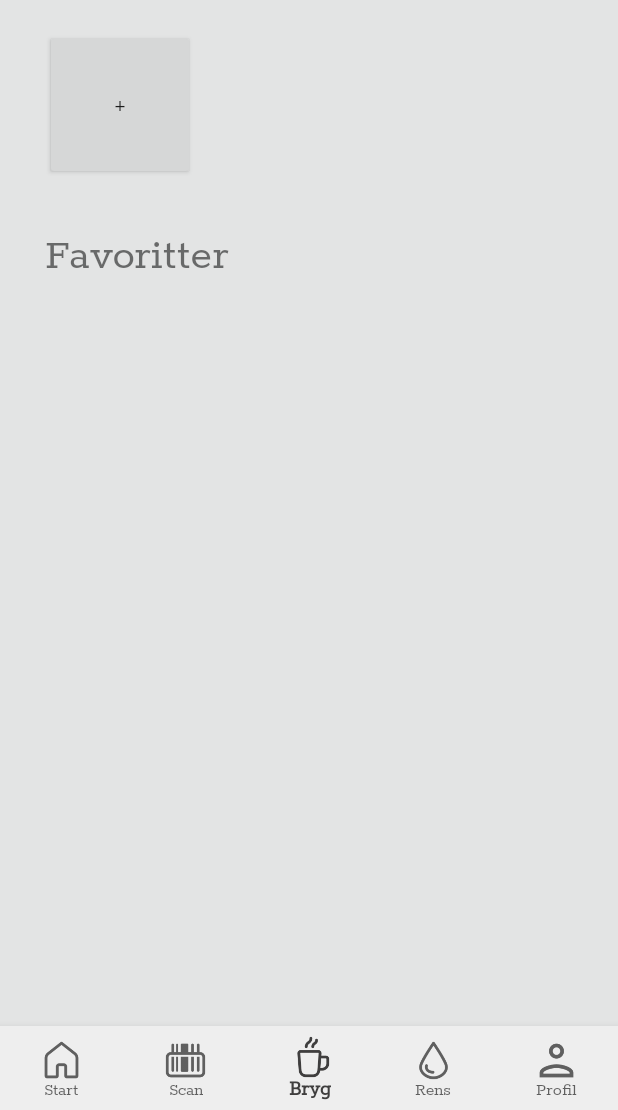
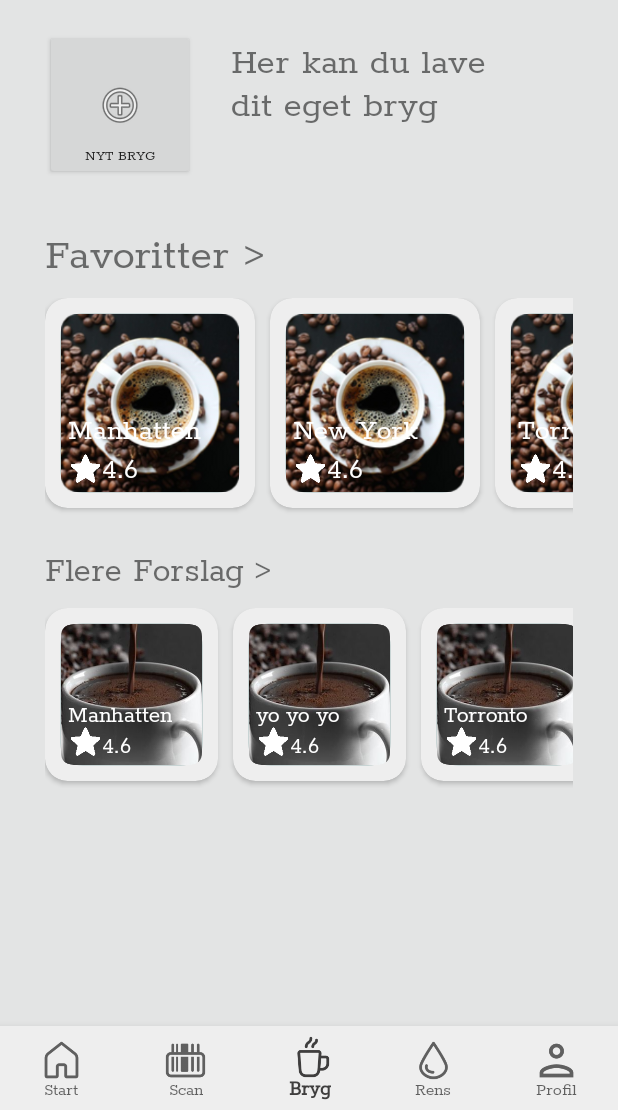
Before and after one commit to kajgaard/BrogApp, an Android app: the BrewMainActivity screen opened directly, with no data from a screen before it, on a phone screen of 412 x 824 dp, the part 126-1236 px from its top. Run offline under Robolectric (Android 15) with nearby library versions, the phone set to English and light mode, and no system bars.

Commit message:
RecyclerViews in BrewMainActivity implemented.

```diff
--- a/app/build.gradle
+++ b/app/build.gradle
@@ -2,7 +2,7 @@ apply plugin: 'com.android.application'
 
 android {
     compileSdkVersion 30
-    buildToolsVersion "30.0.1"
+    buildToolsVersion "30.0.2"
 
     defaultConfig {
         applicationId "com.example.brogapp"
--- /dev/null
+++ b/app/src/main/java/com/example/brogapp/BrewFaveAdapter.java
@@ -0,0 +1,56 @@
+package com.example.brogapp;
+
+import android.view.LayoutInflater;
+import android.view.View;
+import android.view.ViewGroup;
+import android.widget.ImageView;
+import android.widget.TextView;
+import androidx.annotation.NonNull;
+import androidx.recyclerview.widget.RecyclerView;
+import java.util.ArrayList;
+
+public class BrewFaveAdapter extends RecyclerView.Adapter<BrewFaveAdapter.BrewFaveHolder> {
+
+    private ArrayList<BrewItem> mList;
+
+    public static class BrewFaveHolder extends RecyclerView.ViewHolder {
+
+        ImageView mImage;
+        TextView brewName, brewScore;
+
+        public BrewFaveHolder(@NonNull View itemView) {
+            super(itemView);
+            mImage = itemView.findViewById(R.id.brewFavePic);
+            brewName = itemView.findViewById(R.id.brewFavName);
+            brewScore = itemView.findViewById(R.id.brewFaveScore);
+        }
+    }
+
+    public BrewFaveAdapter (ArrayList<BrewItem> brewList){
+        mList = brewList;
+    }
+
+    @NonNull
+    @Override
+    public BrewFaveHolder onCreateViewHolder(@NonNull ViewGroup parent, int viewType) {
+        View v = LayoutInflater.from(parent.getContext()).inflate(R.layout.brewfaves_adapter, parent, false);
+        BrewFaveHolder bfh = new BrewFaveHolder(v);
+        return bfh;
+    }
+
+    @Override
+    public void onBindViewHolder(@NonNull BrewFaveHolder holder, int position) {
+        BrewItem currentItem = mList.get(position);
+        holder.mImage.setImageResource(currentItem.getImageResource());
+        holder.brewName.setText(currentItem.getBrewName());
+        holder.brewScore.setText(currentItem.getBrewScore());
+    }
+
+    @Override
+    public int getItemCount() {
+        return mList.size();
+    }
+
+
+
+}
--- /dev/null
+++ b/app/src/main/java/com/example/brogapp/BrewForslagAdapter.java
@@ -0,0 +1,54 @@
+package com.example.brogapp;
+
+import android.view.LayoutInflater;
+import android.view.View;
+import android.view.ViewGroup;
+import android.widget.ImageView;
+import android.widget.TextView;
+import androidx.annotation.NonNull;
+import androidx.recyclerview.widget.RecyclerView;
+import java.util.ArrayList;
+
+public class BrewForslagAdapter extends RecyclerView.Adapter<BrewForslagAdapter.BrewForslagHolder> {
+
+    private ArrayList<BrewItem> mList;
+
+    public static class BrewForslagHolder extends RecyclerView.ViewHolder {
+
+        ImageView mImage;
+        TextView brewName, brewScore;
+
+        public BrewForslagHolder(@NonNull View itemView) {
+            super(itemView);
+            mImage = itemView.findViewById(R.id.brewForslagPic);
+            brewName = itemView.findViewById(R.id.brewForslagName);
+            brewScore = itemView.findViewById(R.id.brewForslagScore);
+        }
+    }
+
+    public BrewForslagAdapter (ArrayList<BrewItem> brewList){
+        mList = brewList;
+    }
+
+    @NonNull
+    @Override
+    public BrewForslagHolder onCreateViewHolder(@NonNull ViewGroup parent, int viewType) {
+        View v = LayoutInflater.from(parent.getContext()).inflate(R.layout.brewforslag_adapter, parent, false);
+        BrewForslagHolder bfh = new BrewForslagHolder(v);
+        return bfh;
+    }
+
+    @Override
+    public void onBindViewHolder(@NonNull BrewForslagHolder holder, int position) {
+        BrewItem currentItem = mList.get(position);
+        holder.mImage.setImageResource(currentItem.getImageResource());
+        holder.brewName.setText(currentItem.getBrewName());
+        holder.brewScore.setText(currentItem.getBrewScore());
+    }
+
+    @Override
+    public int getItemCount() {
+        return mList.size();
+    }
+
+}
--- a/app/src/main/java/com/example/brogapp/BrewListAdapter.java
+++ b/app/src/main/java/com/example/brogapp/BrewListAdapter.java
@@ -1,5 +1,4 @@
 package com.example.brogapp;
-
 
 import android.view.LayoutInflater;
 import android.view.View;
@@ -9,7 +8,6 @@ import android.widget.TextView;
 import androidx.annotation.NonNull;
 import androidx.recyclerview.widget.RecyclerView;
 import java.util.ArrayList;
-
 
 public class BrewListAdapter extends RecyclerView.Adapter<BrewListAdapter.BrewViewHolder> {
 
--- a/app/src/main/java/com/example/brogapp/BrewMainActivity.java
+++ b/app/src/main/java/com/example/brogapp/BrewMainActivity.java
@@ -2,6 +2,8 @@ package com.example.brogapp;
 
 import androidx.annotation.NonNull;
 import androidx.appcompat.app.AppCompatActivity;
+import androidx.recyclerview.widget.LinearLayoutManager;
+import androidx.recyclerview.widget.RecyclerView;
 
 import android.content.Intent;
 import android.os.Bundle;
@@ -9,12 +11,63 @@ import android.view.MenuItem;
 
 import com.google.android.material.bottomnavigation.BottomNavigationView;
 
+import java.util.ArrayList;
+
 public class BrewMainActivity extends AppCompatActivity {
+
+    RecyclerView faveRecyclerView;
+    RecyclerView.Adapter faveAdapter;
+    RecyclerView.LayoutManager faveLayoutManager;
+
+    RecyclerView flereForslagRecyclerView;
+    RecyclerView.Adapter flereForslagAdapter;
+    RecyclerView.LayoutManager flereForslagLayoutManager;
 
     @Override
     protected void onCreate(Bundle savedInstanceState) {
         super.onCreate(savedInstanceState);
         setContentView(R.layout.activity_brew_main);
+
+        //Fill out recyclerView Favoritter
+        ArrayList<BrewItem> listOfFaves = new ArrayList<>();
+        listOfFaves.add(new BrewItem(R.drawable.coffee_pic,"Manhatten", "None","4.6"));
+        listOfFaves.add(new BrewItem(R.drawable.coffee_pic,"New York", "None","4.6"));
+        listOfFaves.add(new BrewItem(R.drawable.coffee_pic,"Torronto", "None","4.6"));
+        listOfFaves.add(new BrewItem(R.drawable.coffee_pic,"Skagen", "None","4.6"));
+        listOfFaves.add(new BrewItem(R.drawable.coffee_pic,"San Francisco", "None","4.6"));
+        listOfFaves.add(new BrewItem(R.drawable.coffee_pic,"Malmø", "None","4.6"));
+
+        faveRecyclerView = findViewById(R.id.favesRV);
+        faveRecyclerView.setHasFixedSize(true);
+
+        faveLayoutManager = new LinearLayoutManager(this,RecyclerView.HORIZONTAL,false);
+        faveAdapter = new BrewFaveAdapter(listOfFaves);
+
+        faveRecyclerView.setLayoutManager(faveLayoutManager);
+        faveRecyclerView.setAdapter(faveAdapter);
+
+
+
+        //Fill out recyclerView Flere Forslag
+        ArrayList<BrewItem> listOfFlereForslag = new ArrayList<>();
+        listOfFlereForslag.add(new BrewItem(R.drawable.coffeetwo_pic,"Manhatten", "None","4.6"));
+        listOfFlereForslag.add(new BrewItem(R.drawable.coffeetwo_pic,"yo yo yo", "None","4.6"));
+        listOfFlereForslag.add(new BrewItem(R.drawable.coffeetwo_pic,"Torronto", "None","4.6"));
+        listOfFlereForslag.add(new BrewItem(R.drawable.coffeetwo_pic,"Skagen", "None","4.6"));
+        listOfFlereForslag.add(new BrewItem(R.drawable.coffeetwo_pic,"San Francisco", "None","4.6"));
+        listOfFlereForslag.add(new BrewItem(R.drawable.coffeetwo_pic,"Malmø", "None","4.6"));
+
+        flereForslagRecyclerView = findViewById(R.id.flereForslagRV);
+        flereForslagRecyclerView.setHasFixedSize(true);
+
+        flereForslagLayoutManager = new LinearLayoutManager(this,RecyclerView.HORIZONTAL,false);
+        flereForslagAdapter = new BrewForslagAdapter(listOfFlereForslag);
+
+        flereForslagRecyclerView.setLayoutManager(flereForslagLayoutManager);
+        flereForslagRecyclerView.setAdapter(flereForslagAdapter);
+
+
+
 
         //Initialize and assign navbar variable
         BottomNavigationView bottomNavigationView = findViewById(R.id.bottom_navigationbar);
--- a/app/src/main/res/layout/activity_brew_main.xml
+++ b/app/src/main/res/layout/activity_brew_main.xml
@@ -33,7 +33,12 @@
         android:layout_height="100dp"
         android:layout_marginStart="30dp"
         android:layout_marginTop="20dp"
-        android:text="+"
+        android:foreground="@android:drawable/ic_menu_add"
+        android:foregroundGravity="center"
+        android:gravity="bottom|center"
+        android:shadowColor="@color/AccentColorGreen"
+        android:text="NYT BRYG"
+        android:textSize="10sp"
         app:layout_constraintStart_toStartOf="parent"
         app:layout_constraintTop_toBottomOf="@+id/logoIV" />
 
@@ -43,17 +48,52 @@
         android:layout_height="wrap_content"
         android:layout_marginStart="30dp"
         android:layout_marginTop="30dp"
-        android:text="Favoritter"
+        android:text="Favoritter >"
         android:textSize="30sp"
         app:layout_constraintStart_toStartOf="parent"
         app:layout_constraintTop_toBottomOf="@+id/newBrewBtn" />
 
     <androidx.recyclerview.widget.RecyclerView
         android:id="@+id/favesRV"
-        android:layout_width="382dp"
-        android:layout_height="143dp"
+        android:layout_width="0dp"
+        android:layout_height="145dp"
         android:layout_marginStart="30dp"
         android:layout_marginTop="10dp"
+        android:layout_marginEnd="30dp"
+        app:layout_constraintEnd_toEndOf="parent"
         app:layout_constraintStart_toStartOf="parent"
         app:layout_constraintTop_toBottomOf="@+id/favesTV" />
+
+    <TextView
+        android:id="@+id/textView2"
+        android:layout_width="183dp"
+        android:layout_height="107dp"
+        android:layout_marginStart="24dp"
+        android:layout_marginTop="4dp"
+        android:text="Her kan du lave dit eget bryg"
+        android:textSize="25sp"
+        app:layout_constraintStart_toEndOf="@+id/newBrewBtn"
+        app:layout_constraintTop_toTopOf="@+id/newBrewBtn" />
+
+    <TextView
+        android:id="@+id/flereForslagTV"
+        android:layout_width="wrap_content"
+        android:layout_height="wrap_content"
+        android:layout_marginStart="30dp"
+        android:layout_marginTop="20dp"
+        android:text="Flere Forslag >"
+        android:textSize="24sp"
+        app:layout_constraintStart_toStartOf="parent"
+        app:layout_constraintTop_toBottomOf="@+id/favesRV" />
+
+    <androidx.recyclerview.widget.RecyclerView
+        android:id="@+id/flereForslagRV"
+        android:layout_width="0dp"
+        android:layout_height="120dp"
+        android:layout_marginStart="30dp"
+        android:layout_marginTop="10dp"
+        android:layout_marginEnd="30dp"
+        app:layout_constraintEnd_toEndOf="parent"
+        app:layout_constraintStart_toStartOf="parent"
+        app:layout_constraintTop_toBottomOf="@+id/flereForslagTV" />
 </androidx.constraintlayout.widget.ConstraintLayout>
--- /dev/null
+++ b/app/src/main/res/layout/brewfaves_adapter.xml
@@ -0,0 +1,72 @@
+<?xml version="1.0" encoding="utf-8"?>
+<androidx.cardview.widget.CardView xmlns:android="http://schemas.android.com/apk/res/android"
+    xmlns:app="http://schemas.android.com/apk/res-auto"
+    xmlns:card_view="http://schemas.android.com/tools"
+    android:layout_width="140dp"
+    android:layout_height="140dp"
+    android:layout_marginEnd="10sp"
+    android:layout_marginBottom="10dp"
+    android:backgroundTint="@color/Highlight"
+    app:cardCornerRadius="15dp"
+    app:cardElevation="2dp"
+    app:contentPadding="10dp"
+    card_view:cardUseCompatPadding="5dp">
+
+
+    <androidx.constraintlayout.widget.ConstraintLayout
+
+        android:id="@+id/brewFaveRelativeLayout"
+        android:layout_width="match_parent"
+        android:layout_height="match_parent">
+
+
+        <ImageView
+            android:id="@+id/brewFavePic"
+            android:layout_width="0dp"
+            android:layout_height="0dp"
+            android:background="@drawable/rounded_square"
+            android:backgroundTint="@color/AccentColorGreen"
+            android:foregroundGravity="center"
+            app:layout_constraintBottom_toBottomOf="parent"
+            app:layout_constraintEnd_toEndOf="parent"
+            app:layout_constraintStart_toStartOf="parent"
+            app:layout_constraintTop_toTopOf="parent" />
+
+
+        <TextView
+            android:id="@+id/brewFavName"
+            android:layout_width="wrap_content"
+            android:layout_height="wrap_content"
+            android:layout_marginStart="5dp"
+            android:text="Manhatten"
+            android:textColor="@android:color/background_light"
+            android:textSize="20sp"
+            app:layout_constraintBottom_toTopOf="@+id/brewFaveScore"
+            app:layout_constraintStart_toStartOf="parent" />
+
+        <ImageView
+            android:id="@+id/brewFavStar"
+            android:layout_width="23dp"
+            android:layout_height="28dp"
+            android:layout_marginStart="5dp"
+            android:layout_marginBottom="2dp"
+            android:src="@drawable/whitestar_icon"
+            app:layout_constraintBottom_toBottomOf="parent"
+            app:layout_constraintStart_toStartOf="parent" />
+
+        <TextView
+            android:id="@+id/brewFaveScore"
+            android:layout_width="wrap_content"
+            android:layout_height="wrap_content"
+            android:layout_marginBottom="3dp"
+            android:text="4.3"
+            android:textColor="@color/cardview_light_background"
+            android:textSize="20sp"
+            app:layout_constraintBottom_toBottomOf="parent"
+            app:layout_constraintStart_toEndOf="@+id/brewFavStar" />
+
+
+    </androidx.constraintlayout.widget.ConstraintLayout>
+
+
+</androidx.cardview.widget.CardView>
--- /dev/null
+++ b/app/src/main/res/layout/brewforslag_adapter.xml
@@ -0,0 +1,72 @@
+<?xml version="1.0" encoding="utf-8"?>
+<androidx.cardview.widget.CardView xmlns:android="http://schemas.android.com/apk/res/android"
+    xmlns:app="http://schemas.android.com/apk/res-auto"
+    xmlns:card_view="http://schemas.android.com/tools"
+    android:layout_width="115dp"
+    android:layout_height="115dp"
+    android:layout_marginEnd="10sp"
+    android:layout_marginBottom="10dp"
+    android:backgroundTint="@color/Highlight"
+    app:cardCornerRadius="15dp"
+    app:cardElevation="2dp"
+    app:contentPadding="10dp"
+    card_view:cardUseCompatPadding="5dp">
+
+
+    <androidx.constraintlayout.widget.ConstraintLayout
+
+        android:id="@+id/brewForslagRelativeLayout"
+        android:layout_width="match_parent"
+        android:layout_height="match_parent">
+
+
+        <ImageView
+            android:id="@+id/brewForslagPic"
+            android:layout_width="0dp"
+            android:layout_height="0dp"
+            android:background="@drawable/rounded_square"
+            android:backgroundTint="@color/AccentColorGreen"
+            android:foregroundGravity="center"
+            app:layout_constraintBottom_toBottomOf="parent"
+            app:layout_constraintEnd_toEndOf="parent"
+            app:layout_constraintStart_toStartOf="parent"
+            app:layout_constraintTop_toTopOf="parent" />
+
+
+        <TextView
+            android:id="@+id/brewForslagName"
+            android:layout_width="wrap_content"
+            android:layout_height="wrap_content"
+            android:layout_marginStart="5dp"
+            android:text="Manhatten"
+            android:textColor="@android:color/background_light"
+            android:textSize="16sp"
+            app:layout_constraintBottom_toTopOf="@+id/brewForslagScore"
+            app:layout_constraintStart_toStartOf="parent" />
+
+        <ImageView
+            android:id="@+id/brewForslagStar"
+            android:layout_width="23dp"
+            android:layout_height="28dp"
+            android:layout_marginStart="5dp"
+            android:layout_marginBottom="2dp"
+            android:src="@drawable/whitestar_icon"
+            app:layout_constraintBottom_toBottomOf="parent"
+            app:layout_constraintStart_toStartOf="parent" />
+
+        <TextView
+            android:id="@+id/brewForslagScore"
+            android:layout_width="wrap_content"
+            android:layout_height="wrap_content"
+            android:layout_marginBottom="3dp"
+            android:text="4.3"
+            android:textColor="@color/cardview_light_background"
+            android:textSize="16sp"
+            app:layout_constraintBottom_toBottomOf="parent"
+            app:layout_constraintStart_toEndOf="@+id/brewForslagStar" />
+
+
+    </androidx.constraintlayout.widget.ConstraintLayout>
+
+
+</androidx.cardview.widget.CardView>
--- a/app/src/main/res/layout/faves_adapter.xml
+++ b/app/src/main/res/layout/faves_adapter.xml
@@ -11,8 +11,9 @@
     card_view:cardUseCompatPadding="5dp">
 
 
-    <RelativeLayout
+    <androidx.constraintlayout.widget.ConstraintLayout
 
+        android:id="@+id/relativeLayout"
         android:layout_width="match_parent"
         android:layout_height="match_parent">
 
@@ -21,11 +22,12 @@
             android:id="@+id/itemPicIV"
             android:layout_width="100dp"
             android:layout_height="100dp"
-            android:layout_centerVertical="true"
             android:layout_marginLeft="15dp"
             android:background="@drawable/rounded_square"
-            android:backgroundTint="@color/AccentColorGreen" />
-
+            android:backgroundTint="@color/AccentColorGreen"
+            app:layout_constraintBottom_toBottomOf="parent"
+            app:layout_constraintStart_toStartOf="parent"
+            app:layout_constraintTop_toTopOf="parent" />
 
 
         <TextView
@@ -36,7 +38,9 @@
             android:layout_marginTop="10dp"
             android:text="Manhatten"
             android:textColor="@color/TextColor"
-            android:textSize="26sp" />
+            android:textSize="26sp"
+            app:layout_constraintStart_toStartOf="parent"
+            app:layout_constraintTop_toTopOf="parent" />
 
         <TextView
             android:id="@+id/brewDescriptionTV"
@@ -46,7 +50,9 @@
             android:layout_marginTop="40dp"
             android:lineSpacingMultiplier="0.9"
             android:text="Super god kaffe som bare er mega god og lækker og jeg vil have den hver dag"
-            android:textSize="18sp" />
+            android:textSize="18sp"
+            app:layout_constraintStart_toStartOf="parent"
+            app:layout_constraintTop_toTopOf="parent" />
 
         <ImageView
             android:id="@+id/starIV"
@@ -54,7 +60,9 @@
             android:layout_height="37dp"
             android:layout_marginStart="325dp"
             android:layout_marginTop="35dp"
-            android:src="@drawable/star_icon" />
+            android:src="@drawable/star_icon"
+            app:layout_constraintStart_toStartOf="parent"
+            app:layout_constraintTop_toTopOf="parent" />
 
         <TextView
             android:id="@+id/scoreTV"
@@ -64,10 +72,12 @@
             android:layout_marginTop="70dp"
             android:text="4.3"
             android:textColor="@color/TextColor"
-            android:textSize="26sp" />
+            android:textSize="26sp"
+            app:layout_constraintStart_toStartOf="parent"
+            app:layout_constraintTop_toTopOf="parent" />
 
 
-    </RelativeLayout>
+    </androidx.constraintlayout.widget.ConstraintLayout>
 
 
 </androidx.cardview.widget.CardView>
--- a/build.gradle
+++ b/build.gradle
@@ -8,7 +8,7 @@ buildscript {
         }
     }
     dependencies {
-        classpath "com.android.tools.build:gradle:4.0.0"
+        classpath 'com.android.tools.build:gradle:4.0.1'
 
         // NOTE: Do not place your application dependencies here; they belong
         // in the individual module build.gradle files
```
Also changed, not shown: app/src/main/res/drawable/coffeetwo_pic.png (added), app/src/main/res/drawable/nytbryg.png (added), app/src/main/res/drawable/whitestar_icon.png (added).
